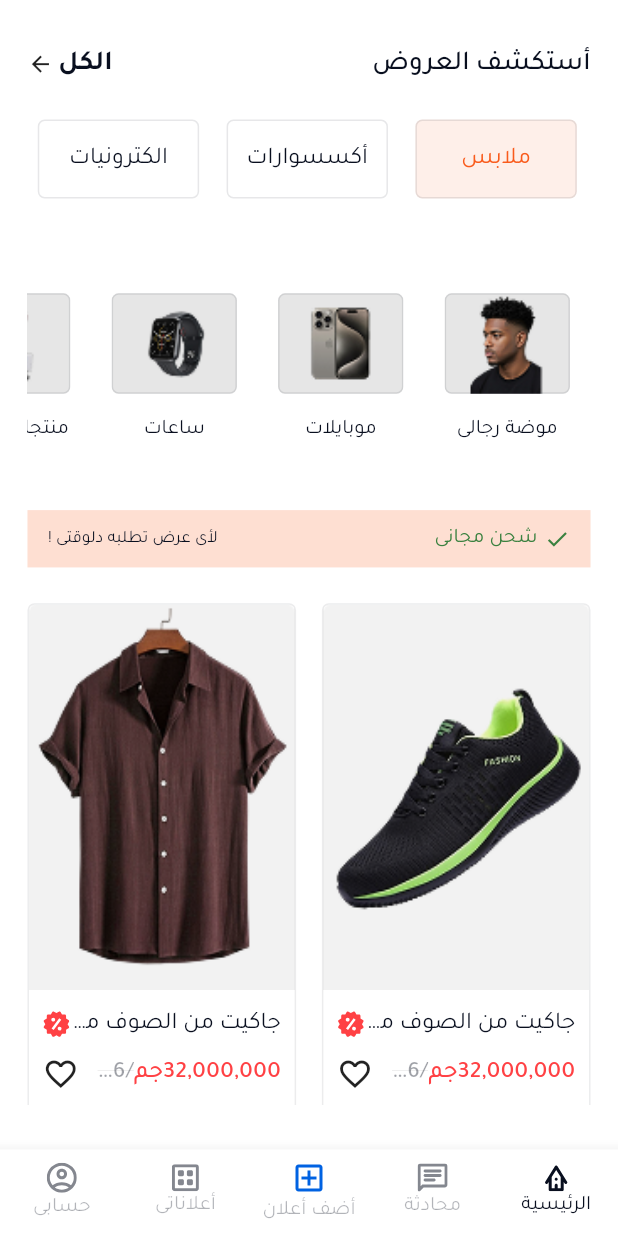
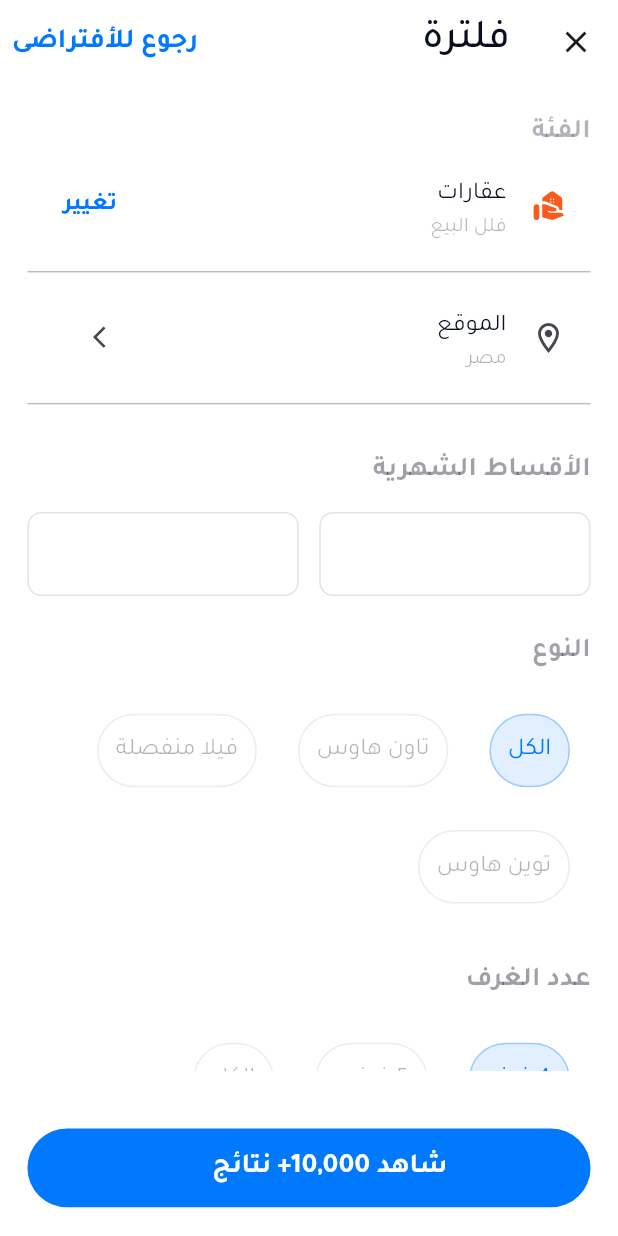
Before and after one commit to MansourSayed2002/otex, a Flutter app: the screen it shows after launch, after a tap on "الكل", on a phone screen of 412 x 824 dp. Run offline on Flutter 3.47's test engine with Material 3 defaults, Android fonts, the phone set to English and light mode, and no system bars; our stand-ins replace bloc, equatable, flutter_bloc, flutter_screenutil, flutter_svg, gap and 1 more; accounts and stored records are empty.

Commit message:
finished filter screen .

```diff
--- /dev/null
+++ b/lib/core/constants/filter_type_list.dart
@@ -0,0 +1,29 @@
+import 'package:otex/core/constants/text_app.dart';
+import 'package:otex/features/filter/data/model/filter_model.dart';
+
+List<FilterModel> houseTypeList = [
+  FilterModel(type: TextApp.roomall),
+  FilterModel(type: TextApp.townHouse),
+  FilterModel(type: TextApp.villa),
+  FilterModel(type: TextApp.twinHouse),
+];
+
+List<FilterModel> roomTypeList = [
+  FilterModel(type: TextApp.room4),
+  FilterModel(type: TextApp.room5),
+  FilterModel(type: TextApp.roomall),
+  FilterModel(type: TextApp.room2),
+  FilterModel(type: TextApp.room3),
+];
+
+List<FilterModel> paymentTypeList = [
+  FilterModel(type: TextApp.any),
+  FilterModel(type: TextApp.installment),
+  FilterModel(type: TextApp.cash),
+];
+
+List<FilterModel> buildingTypeList = [
+  FilterModel(type: TextApp.any),
+  FilterModel(type: TextApp.ready),
+  FilterModel(type: TextApp.underConstruction),
+];
--- a/lib/core/constants/image_app.dart
+++ b/lib/core/constants/image_app.dart
@@ -29,4 +29,5 @@ class IconApp {
   static const String keep = 'assets/icons/keep.svg';
   static const String rocket = 'assets/icons/rocket.svg';
   static const String workspacePremium = 'assets/icons/workspace_premium.svg';
+  static const String material = 'assets/icons/material.svg';
 }
--- a/lib/core/constants/sections_list.dart
+++ b/lib/core/constants/sections_list.dart
@@ -1,4 +1,4 @@
-import 'package:otex/core/model/sub_categoty_model.dart';
+import 'package:otex/features/home/data/model/sub_categoty_model.dart';
 import 'package:otex/core/constants/image_app.dart';
 import 'package:otex/core/constants/text_app.dart';
 
--- a/lib/core/constants/text_app.dart
+++ b/lib/core/constants/text_app.dart
@@ -20,5 +20,34 @@ class TextApp {
   static const String my = 'أعلاناتى';
   static const String myAccount = 'حسابى';
   static const String next = 'التالى';
-
+  static const String filter = 'فلترة';
+  static const String defualtBack = 'رجوع للأفتراضى';
+  static const String category = 'الفئة';
+  static const String realEstate = 'عقارات';
+  static const String villaSela = 'فلل البيع';
+  static const String change = 'تغيير';
+  static const String location = 'الموقع';
+  static const String egypt = 'مصر';
+  static const String monthlyInstalments = 'الأقساط الشهرية';
+  static const String type = 'النوع';
+  static const String numberOfRooms = 'عدد الغرف';
+  static const String room4 = '4 غرف';
+  static const String room5 = '5 غرف+';
+  static const String roomall = 'الكل';
+  static const String room2 = 'غرفتين';
+  static const String room3 = '3 غرف';
+  static const String twinHouse = "توين هاوس";
+  static const String villa = "فيلا منفصلة";
+  static const String townHouse = "تاون هاوس";
+  static const String price = 'السعر';
+  static const String lowPrice = 'اقل سعر ';
+  static const String highPrice = 'اكثر سعر ';
+  static const String payment = 'طريقة الدفع';
+  static const String any = 'أى';
+  static const String installment = 'تقسيط';
+  static const String cash = 'كاش';
+  static const String propertyCondition = 'حالة العقار';
+  static const String ready = 'جاهز';
+  static const String underConstruction = 'قيد الأنشاء';
+  static const String result = 'شاهد 10,000+ نتائج';
 }
--- a/lib/core/function/add_in_db.dart
+++ b/lib/core/function/add_in_db.dart
@@ -1,7 +1,7 @@
 import 'package:otex/core/api/sqflite_db.dart';
 import 'package:otex/features/add_advertisement/data/model/plans_model.dart';
 import 'package:otex/features/home/data/model/product_model.dart';
-import 'package:otex/core/model/sub_categoty_model.dart';
+import 'package:otex/features/home/data/model/sub_categoty_model.dart';
 
 Future<void> addInDb({required List data, required String table}) async {
   final db = await SqfliteDb().database;
--- /dev/null
+++ b/lib/core/shared/custom_text_from_global.dart
@@ -0,0 +1,72 @@
+import 'package:flutter/material.dart';
+import 'package:flutter_screenutil/flutter_screenutil.dart';
+import 'package:otex/core/theme/color_app.dart';
+import 'package:otex/core/theme/textstyle_app.dart';
+
+class CustomTextFormGlobal extends StatelessWidget {
+  const CustomTextFormGlobal({
+    super.key,
+    this.hinttext,
+    this.suffixIcon,
+    this.controller,
+    this.validator,
+    this.obscureText,
+    this.onChanged,
+    this.prefixIcon,
+    this.height,
+    this.readOnly,
+    this.maxLines,
+    this.onTap,
+    this.focusNode,
+    this.keyboardType,
+  });
+  final String? hinttext;
+  final double? height;
+  final Widget? suffixIcon;
+  final Widget? prefixIcon;
+  final TextEditingController? controller;
+  final String? Function(String?)? validator;
+  final void Function(String)? onChanged;
+  final bool? obscureText;
+  final bool? readOnly;
+  final int? maxLines;
+  final FocusNode? focusNode;
+  final void Function()? onTap;
+  final TextInputType? keyboardType;
+  @override
+  Widget build(BuildContext context) {
+    return TextFormField(
+      readOnly: readOnly ?? false,
+      controller: controller,
+      focusNode: focusNode,
+      onTap: onTap,
+      validator: validator,
+      onChanged: onChanged,
+      maxLines: maxLines,
+      keyboardType: keyboardType,
+      obscureText: obscureText ?? false,
+      cursorColor: ColorApp.charcoal,
+      decoration: InputDecoration(
+        suffixIcon: suffixIcon,
+        prefixIcon: prefixIcon,
+        filled: true,
+        fillColor: ColorApp.white,
+        hintText: hinttext,
+        hintTextDirection: TextDirection.rtl,
+        hintStyle: getSmallStyle(fontSize: 14.0.sp),
+        enabledBorder: OutlineInputBorder(
+          borderRadius: BorderRadius.circular(8.0.r),
+          borderSide: BorderSide(color: ColorApp.charcoal.withAlpha(30)),
+        ),
+        focusedBorder: OutlineInputBorder(
+          borderRadius: BorderRadius.circular(8.0.r),
+          borderSide: BorderSide(color: ColorApp.charcoal.withAlpha(30)),
+        ),
+        border: OutlineInputBorder(
+          borderRadius: BorderRadius.circular(8.0.r),
+          borderSide: BorderSide(color: ColorApp.charcoal.withAlpha(30)),
+        ),
+      ),
+    );
+  }
+}
--- a/lib/core/shared/elevated_button_widget.dart
+++ b/lib/core/shared/elevated_button_widget.dart
@@ -8,10 +8,11 @@ class ElevatedButtonWidget extends StatelessWidget {
   const ElevatedButtonWidget({
     super.key,
     required this.title,
-    required this.iconData, required this.onTap,
+    this.iconData,
+    required this.onTap,
   });
   final String title;
-  final IconData iconData;
+  final IconData? iconData;
   final VoidCallback onTap;
   @override
   Widget build(BuildContext context) {
--- /dev/null
+++ b/lib/features/filter/data/model/filter_model.dart
@@ -0,0 +1,5 @@
+class FilterModel {
+  final String? type;
+  final int? index;
+  FilterModel({this.type, this.index});
+}
--- /dev/null
+++ b/lib/features/filter/presentation/screen/filter_screen.dart
@@ -0,0 +1,117 @@
+import 'package:flutter/material.dart';
+import 'package:flutter_screenutil/flutter_screenutil.dart';
+import 'package:gap/gap.dart';
+import 'package:otex/core/constants/filter_type_list.dart';
+import 'package:otex/core/constants/text_app.dart';
+import 'package:otex/core/extension/navigator_app.dart';
+import 'package:otex/core/shared/elevated_button_widget.dart';
+import 'package:otex/core/theme/color_app.dart';
+import 'package:otex/core/theme/textstyle_app.dart';
+import 'package:otex/features/filter/presentation/widget/category_section_widget.dart';
+import 'package:otex/features/filter/presentation/widget/chip_widget.dart';
+import 'package:otex/features/filter/presentation/widget/fields_widget.dart';
+
+class FilterScreen extends StatelessWidget {
+  const FilterScreen({super.key});
+
+  @override
+  Widget build(BuildContext context) {
+    return Scaffold(
+      appBar: AppBar(
+        leading: IconButton(
+          onPressed: () {
+            context.pop();
+          },
+          icon: Icon(Icons.close),
+        ),
+        title: Text(
+          TextApp.filter,
+          style: getTitleStyle(context: context, fontWeight: FontWeight.w500),
+        ),
+        actions: [
+          IconButton(
+            onPressed: () {
+              context.pop();
+            },
+            icon: Text(
+              TextApp.defualtBack,
+              style: getBodyStyle(context: context, color: ColorApp.blue),
+            ),
+          ),
+        ],
+      ),
+      body: CustomBody(),
+      bottomNavigationBar: ElevatedButtonWidget(
+        title: TextApp.result,
+        onTap: () async {},
+      ),
+    );
+  }
+}
+
+class CustomBody extends StatelessWidget {
+  const CustomBody({super.key});
+
+  @override
+  Widget build(BuildContext context) {
+    return Padding(
+      padding: EdgeInsets.symmetric(horizontal: 16.0.w, vertical: 16.0.h),
+      child: ListView(
+        physics: const BouncingScrollPhysics(),
+        children: [
+          CategorySectionWidget(),
+          Divider(color: ColorApp.charcoal.withAlpha(70)),
+          Gap(20.0.h),
+          FieldsWidget(text: TextApp.monthlyInstalments),
+          Gap(20.0.h),
+
+          Text(
+            TextApp.type,
+            style: getBodyStyle(
+              context: context,
+              color: ColorApp.charcoal.withAlpha(100),
+            ),
+          ),
+          Gap(12.0.h),
+          CustomTypeWidget(listwidget: houseTypeList),
+          Gap(20.0.h),
+          Text(
+            TextApp.numberOfRooms,
+            style: getBodyStyle(
+              context: context,
+              color: ColorApp.charcoal.withAlpha(100),
+            ),
+          ),
+          Gap(12.0.h),
+          CustomTypeWidget(listwidget: roomTypeList),
+          Gap(20.0.h),
+          FieldsWidget(
+            text: TextApp.price,
+            hint1: TextApp.lowPrice,
+            hint2: TextApp.highPrice,
+          ),
+          Gap(20.0.h),
+          Text(
+            TextApp.payment,
+            style: getBodyStyle(
+              context: context,
+              color: ColorApp.charcoal.withAlpha(100),
+            ),
+          ),
+          Gap(12.0.h),
+          CustomTypeWidget(listwidget: paymentTypeList),
+          Gap(20.0.h),
+          Text(
+            TextApp.propertyCondition,
+            style: getBodyStyle(
+              context: context,
+              color: ColorApp.charcoal.withAlpha(100),
+            ),
+          ),
+          Gap(12.0.h),
+          CustomTypeWidget(listwidget: buildingTypeList),
+        ],
+      ),
+    );
+  }
+}
--- /dev/null
+++ b/lib/features/filter/presentation/widget/category_section_widget.dart
@@ -0,0 +1,56 @@
+import 'package:flutter/material.dart';
+import 'package:flutter_screenutil/flutter_screenutil.dart';
+import 'package:flutter_svg/svg.dart';
+import 'package:otex/core/constants/image_app.dart';
+import 'package:otex/core/constants/text_app.dart';
+import 'package:otex/core/theme/color_app.dart';
+import 'package:otex/core/theme/textstyle_app.dart';
+
+class CategorySectionWidget extends StatelessWidget {
+  const CategorySectionWidget({super.key});
+
+  @override
+  Widget build(BuildContext context) {
+    return Column(
+      crossAxisAlignment: CrossAxisAlignment.start,
+      children: [
+        Text(
+          TextApp.category,
+          style: getBodyStyle(
+            context: context,
+            color: ColorApp.charcoal.withAlpha(80),
+          ),
+        ),
+        ListTile(
+          leading: SvgPicture.asset(IconApp.material, width: 20.0.w),
+          title: Text(
+            TextApp.realEstate,
+            style: getSmallStyle(color: ColorApp.charcoal, fontSize: 14.0.sp),
+          ),
+          subtitle: Text(TextApp.villaSela, style: getSmallStyle()),
+          trailing: Text(
+            TextApp.change,
+            style: getBodyStyle(
+              context: context,
+              color: ColorApp.blue,
+              fontSize: 14.0.sp,
+            ),
+          ),
+        ),
+        Divider(color: ColorApp.charcoal.withAlpha(70)),
+        ListTile(
+          leading: Icon(Icons.location_on_outlined),
+          title: Text(
+            TextApp.location,
+            style: getSmallStyle(color: ColorApp.charcoal, fontSize: 14.0.sp),
+          ),
+          subtitle: Text(TextApp.egypt, style: getSmallStyle()),
+          trailing: IconButton(
+            onPressed: () {},
+            icon: Icon(Icons.arrow_forward_ios, size: 15.0.sp),
+          ),
+        ),
+      ],
+    );
+  }
+}
--- /dev/null
+++ b/lib/features/filter/presentation/widget/chip_widget.dart
@@ -0,0 +1,75 @@
+import 'package:flutter/material.dart';
+import 'package:flutter_screenutil/flutter_screenutil.dart';
+import 'package:otex/core/theme/color_app.dart';
+import 'package:otex/core/theme/textstyle_app.dart';
+
+class CustomTypeWidget extends StatefulWidget {
+  const CustomTypeWidget({super.key, required this.listwidget});
+  final List listwidget;
+  @override
+  State<CustomTypeWidget> createState() => _CustomTypeHouseWidgetState();
+}
+
+class _CustomTypeHouseWidgetState extends State<CustomTypeWidget> {
+  int currentIndex = 0;
+  @override
+  Widget build(BuildContext context) {
+    return Wrap(
+      children: List.generate(
+        widget.listwidget.length,
+        (index) => ChipWidget(
+          type: widget.listwidget[index].type.toString(),
+          index: index,
+          currentIndex: currentIndex,
+          onTap: () {
+            setState(() {
+              currentIndex = index;
+            });
+          },
+        ),
+      ),
+    );
+  }
+}
+
+class ChipWidget extends StatelessWidget {
+  const ChipWidget({
+    super.key,
+    required this.type,
+    required this.index,
+    required this.currentIndex,
+    required this.onTap,
+  });
+  final String type;
+  final int index;
+  final int currentIndex;
+  final VoidCallback onTap;
+  @override
+  Widget build(BuildContext context) {
+    final bool isSelected = currentIndex == index;
+    return InkWell(
+      onTap: onTap,
+      child: Container(
+        margin: EdgeInsets.symmetric(horizontal: 12.0.w, vertical: 12.0.h),
+        padding: EdgeInsets.symmetric(horizontal: 10.0.w, vertical: 10.0.h),
+        decoration: BoxDecoration(
+          color: isSelected ? ColorApp.blue.withAlpha(30) : ColorApp.white,
+          borderRadius: BorderRadius.circular(30.0.r),
+          border: Border.all(
+            color:
+                isSelected
+                    ? ColorApp.blue.withAlpha(80)
+                    : ColorApp.charcoal.withAlpha(20),
+          ),
+        ),
+        child: Text(
+          type.toString(),
+          style: getSmallStyle(
+            fontSize: 14.0.sp,
+            color: isSelected ? ColorApp.blue : null,
+          ),
+        ),
+      ),
+    );
+  }
+}
--- /dev/null
+++ b/lib/features/filter/presentation/widget/fields_widget.dart
@@ -0,0 +1,37 @@
+import 'package:flutter/material.dart';
+import 'package:flutter_screenutil/flutter_screenutil.dart';
+import 'package:gap/gap.dart';
+import 'package:otex/core/shared/custom_text_from_global.dart';
+import 'package:otex/core/theme/color_app.dart';
+import 'package:otex/core/theme/textstyle_app.dart';
+
+class FieldsWidget extends StatelessWidget {
+  const FieldsWidget({super.key, required this.text, this.hint1, this.hint2});
+  final String text;
+  final String? hint1;
+  final String? hint2;
+
+  @override
+  Widget build(BuildContext context) {
+    return Column(
+      crossAxisAlignment: CrossAxisAlignment.start,
+      children: [
+        Text(
+          text,
+          style: getBodyStyle(
+            context: context,
+            color: ColorApp.charcoal.withAlpha(100),
+          ),
+        ),
+        Gap(12.0.h),
+        Row(
+          children: [
+            Expanded(child: CustomTextFormGlobal(hinttext: hint1)),
+            Gap(12.0.sp),
+            Expanded(child: CustomTextFormGlobal(hinttext: hint2)),
+          ],
+        ),
+      ],
+    );
+  }
+}
--- a/lib/features/home/data/repo/home_repo.dart
+++ b/lib/features/home/data/repo/home_repo.dart
@@ -1,6 +1,6 @@
 import 'dart:developer';
 import 'package:otex/core/class/api_result.dart';
-import 'package:otex/core/model/sub_categoty_model.dart';
+import 'package:otex/features/home/data/model/sub_categoty_model.dart';
 import 'package:otex/features/home/data/api/home_api.dart';
 import 'package:otex/features/home/data/model/product_model.dart';
 
--- a/lib/features/home/presentation/cubit/home_cubit_cubit.dart
+++ b/lib/features/home/presentation/cubit/home_cubit_cubit.dart
@@ -2,7 +2,7 @@ import 'package:bloc/bloc.dart';
 import 'package:equatable/equatable.dart';
 import 'package:meta/meta.dart';
 import 'package:otex/core/class/api_result.dart';
-import 'package:otex/core/model/sub_categoty_model.dart';
+import 'package:otex/features/home/data/model/sub_categoty_model.dart';
 import 'package:otex/features/home/data/model/product_model.dart';
 import 'package:otex/features/home/data/repo/home_repo.dart';
 
--- a/lib/features/home/presentation/widget/offers_header_widget.dart
+++ b/lib/features/home/presentation/widget/offers_header_widget.dart
@@ -2,7 +2,9 @@ import 'package:flutter/material.dart';
 import 'package:flutter_screenutil/flutter_screenutil.dart';
 import 'package:gap/gap.dart';
 import 'package:otex/core/constants/text_app.dart' show TextApp;
+import 'package:otex/core/extension/navigator_app.dart';
 import 'package:otex/core/theme/textstyle_app.dart';
+import 'package:otex/features/filter/presentation/screen/filter_screen.dart';
 
 class OffersHeaderWidget extends StatelessWidget {
   const OffersHeaderWidget({super.key});
@@ -17,7 +19,9 @@ class OffersHeaderWidget extends StatelessWidget {
           style: getBodyStyle(context: context, fontWeight: FontWeight.w500),
         ),
         InkWell(
-          onTap: () {},
+          onTap: () {
+            context.push(FilterScreen());
+          },
           child: Row(
             children: [
               Text(TextApp.everyOne, style: getBodyStyle(context: context)),
```
Also changed, not shown: assets/icons/material.svg (added), lib/features/home/data/model/sub_categoty_model.dart (renamed from lib/core/model/sub_categoty_model.dart).
